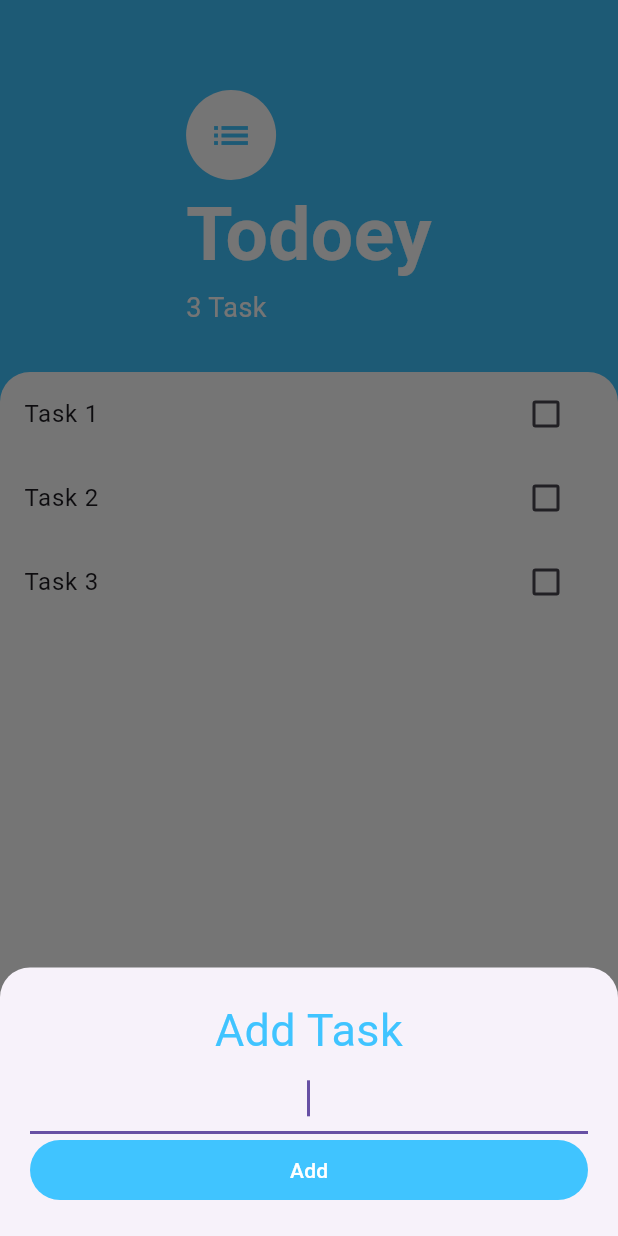
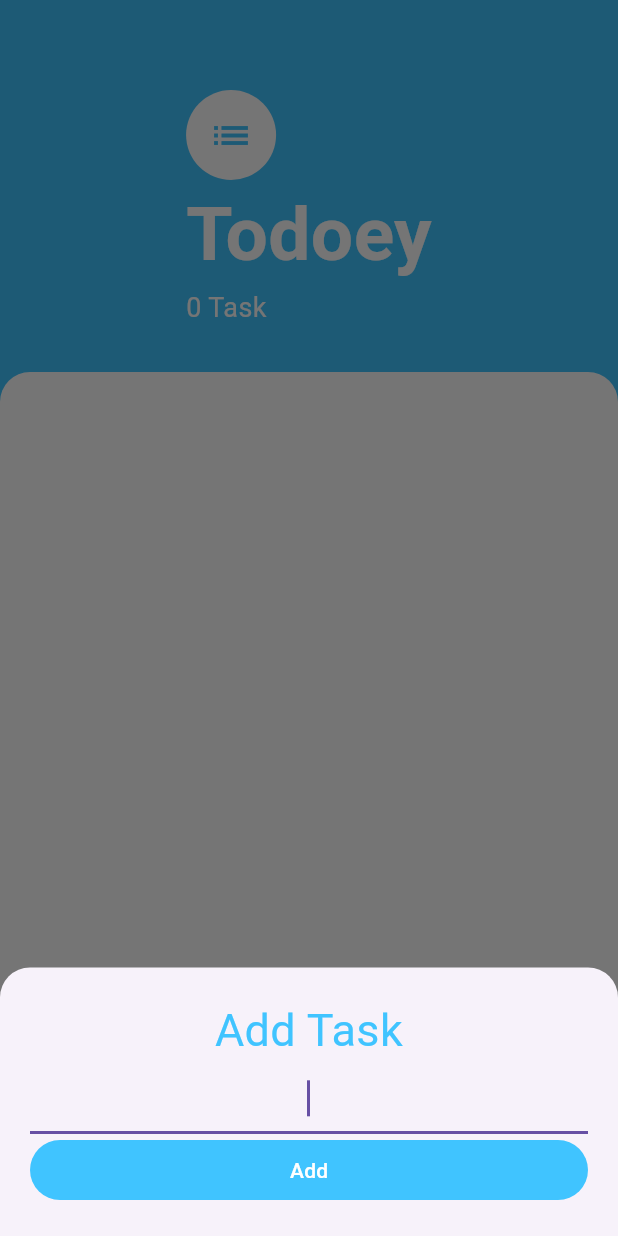
Before and after one commit to Kaizoku01/Task-Genie, a Flutter app: the screen it shows after launch, after a tap on the "add" icon, on a phone screen of 412 x 824 dp. Run offline on Flutter 3.47's test engine with Material 3 defaults, Android fonts, the phone set to English and light mode, and no system bars; our stand-ins replace hive, hive_flutter; accounts and stored records are empty.

```diff
--- a/lib/Modals/task_data.dart
+++ b/lib/Modals/task_data.dart
@@ -1,35 +1,98 @@
 import 'dart:collection';
 import 'package:flutter/foundation.dart';
 import 'package:todoey/Modals/task.dart';
+import 'package:todoey/Services/hive_manager.dart';
 
 class TaskData extends ChangeNotifier {
-  final List<Task> _tasks = [
-    Task(taskBody: 'Task 1'),
-    Task(taskBody: 'Task 2'),
-    Task(taskBody: 'Task 3'),
-  ];
+  ///[dataKey] this is the key used to store and identify data stored in the local system by hive
+  static const dataKey = 'taskList';
 
+  ///[_tasks] This holds all the tasks throughout app life cycle.
+  List<Task>? _tasks;
+
+  ///[hiveTaskBox] this is the instance of hiveBox (called from HiveManager)
+  final hiveTaskBox = HiveManager().hiveTaskBox;
+
+  ///[tasks] a public getter for our private [_tasks] provider
   UnmodifiableListView<Task> get tasks {
-    return UnmodifiableListView(_tasks);
+    return UnmodifiableListView(_tasks!);
   }
 
+  ///[taskCount] returns the count of tasks present in the [_tasks] provider List
   int get taskCount {
-    return _tasks.length;
+    _tasks ??= [];
+    return _tasks!.length;
   }
 
-  void addTask(String newTaskTitle) {
+  ///[addTask] this method add new Task to the [_tasks] Provider List and
+  ///also to the Local storage using Hive
+  Future<void> addTask(String newTaskTitle) async {
+    //TaskString to usable Task Object
     final task = Task(taskBody: newTaskTitle);
-    _tasks.add(task);
+
+    //appending the Task Object to provider List
+    _tasks!.add(task);
+
+    //appending the updated task provider list to the local storage
+    await hiveTaskBox.put(dataKey, _tasks);
+
+    //notifying the listing classes about the update for them to update the UI
     notifyListeners();
   }
 
-  void updateTask(Task task) {
+  ///[updateTask] this method updates Task and [_tasks] Provider List and
+  ///also to the Local storage using Hive
+  Future<void> updateTask(Task task) async {
+    //toggle b/w task completion or not completion
     task.toggleDone();
+
+    //updating the local storage accordingly
+    await hiveTaskBox.put(dataKey, _tasks);
+
+    //notifying the listing classes about the update for them to update the UI
     notifyListeners();
   }
 
-  void deleteTask(Task task) {
-    _tasks.remove(task);
+  ///[deleteTask] this method deletes the Task from [_tasks] Provider List and
+  ///also to the Local storage using Hive
+  ///NOTE: Hive do not delete any data it only unIndex it.
+  ///For removal of data compaction strategy is added upon box creation.
+  Future<void> deleteTask(Task task) async {
+    //task provider list removes the task from the list
+    _tasks!.remove(task);
+
+    //updated list overrides the previous list
+    await hiveTaskBox.put(dataKey, _tasks);
+
+    //notifying the listing classes about the update for them to update the UI
     notifyListeners();
   }
+
+  ///[setList] this method is used to initialize the [_tasks] provider list
+  ///with previously stored data upon app start
+  void setList(List<Task> newList) {
+    //updating the provider list
+    _tasks = newList;
+
+    //notifying the listing classes about the update for them to update the UI
+    notifyListeners();
+  }
+
+  ///[initialFetch] this method fetches previously stored Tasks from the local storage
+  List<Task> initialFetch(){
+
+    //fetched data from local storage
+    final fetchedData =
+    hiveTaskBox.get(dataKey, defaultValue: []) as List<dynamic>;
+
+    //converted it into usable Task type and appending into a List<Task>
+    List<Task> taskList = fetchedData.map((dynamic item) {
+      item = item as Task;
+      return Task(taskBody: item.taskBody, isDone: item.isDone);
+    }).toList();
+
+    //returning the fetched TaskList
+    return taskList;
+  }
+
 }
--- a/lib/Services/hive_manager.dart
+++ b/lib/Services/hive_manager.dart
@@ -4,6 +4,8 @@ import '../Modals/task.dart';
 class HiveManager {
   static HiveManager? _hiveManager;
   late Box _myBox;
+
+  static const String _boxName = 'tasks';
 
   factory HiveManager(){
     _hiveManager ??= HiveManager._();
@@ -17,7 +19,7 @@ class HiveManager {
 
     Hive.registerAdapter(TaskAdapter());
 
-    _myBox = await Hive.openBox('tasks');
+    _myBox = await Hive.openBox(_boxName);
   }
 
   Box get hiveTaskBox => _myBox;
--- a/lib/main.dart
+++ b/lib/main.dart
@@ -1,28 +1,31 @@
 import 'package:flutter/material.dart';
 import 'package:provider/provider.dart';
+import 'package:todoey/Modals/task.dart';
 import 'package:todoey/Screens/task_screen.dart';
 import 'package:todoey/Modals/task_data.dart';
 import 'package:todoey/Services/hive_manager.dart';
-
 
 void main() async {
   WidgetsFlutterBinding.ensureInitialized();
 
   await HiveManager().hiveInitializer();
 
-  runApp(const MyApp());
+  final List<Task> taskList = TaskData().initialFetch();
+
+  runApp(
+    ChangeNotifierProvider(
+      create: (context) => TaskData()..setList(taskList),
+      child: const MyApp(),
+    ),
+  );
 }
 
 class MyApp extends StatelessWidget {
   const MyApp({Key? key}) : super(key: key);
-
   @override
   Widget build(BuildContext context) {
-    return ChangeNotifierProvider(
-      create: (context) => TaskData(),
-      child: const MaterialApp(
-        home: TasksScreen(),
-      ),
+    return const MaterialApp(
+      home: TasksScreen(),
     );
   }
 }
```
